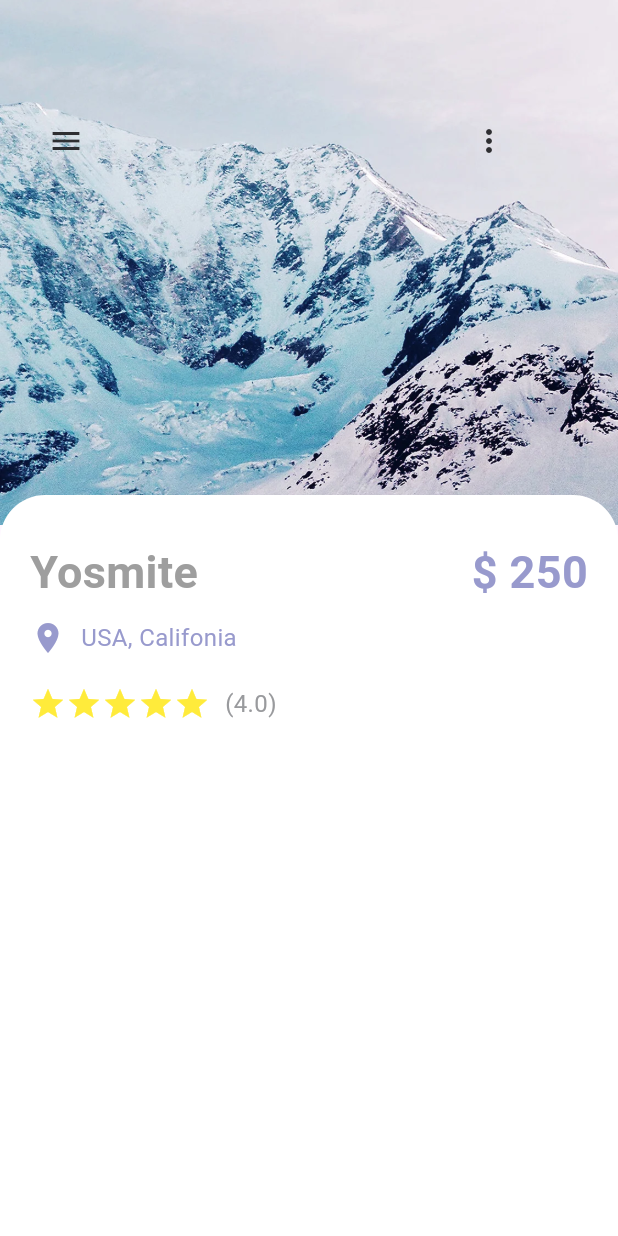
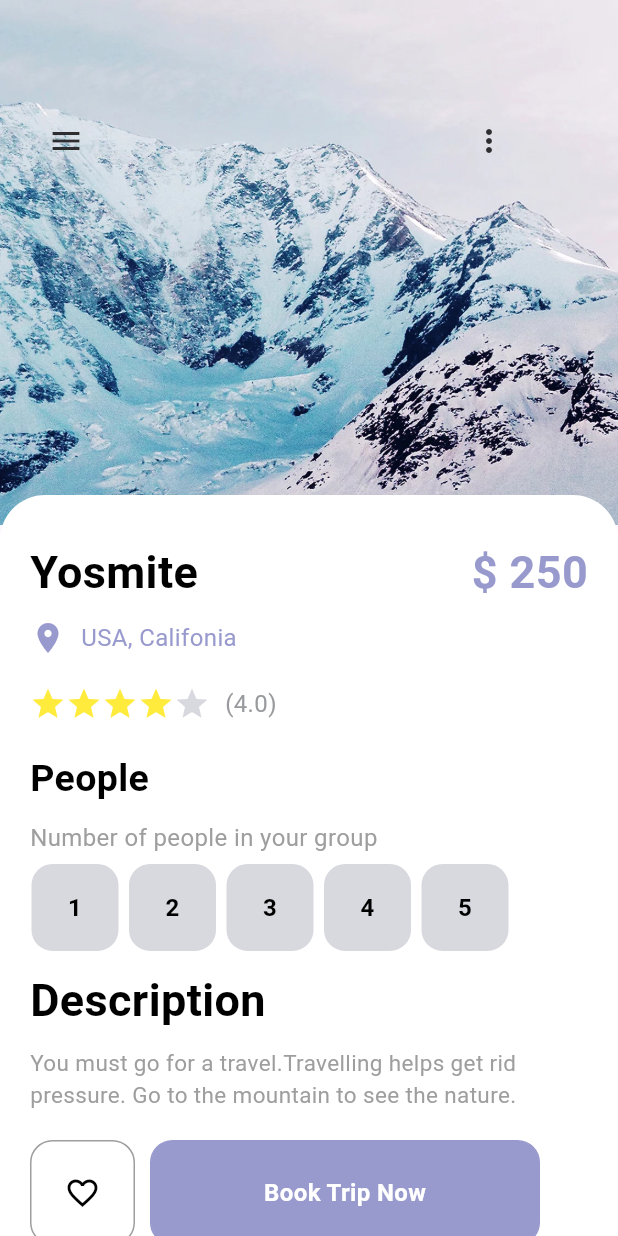
Before and after one commit to Sachith-AB/Travel-App, a Flutter app: the screen it shows after launch, on a phone screen of 412 x 824 dp. Run offline on Flutter 3.47's test engine with Material 3 defaults, Android fonts, the light colour scheme and no system bars; missing offline and left inert: dart:ffi.

Commit message:
complete detail page

```diff
--- a/travel_app/lib/main.dart
+++ b/travel_app/lib/main.dart
@@ -1,6 +1,7 @@
 import 'package:flutter/material.dart';
 import 'package:travel_app/pages/Home_Page.dart';
 import 'package:travel_app/pages/detail_page.dart';
+import 'package:travel_app/pages/welcomePage.dart';
 import 'platform.dart';
 
 void main() {
--- a/travel_app/lib/pages/detail_page.dart
+++ b/travel_app/lib/pages/detail_page.dart
@@ -2,6 +2,7 @@ import 'package:flutter/material.dart';
 import 'package:travel_app/misc/colors.dart';
 import 'package:travel_app/widgets/app_large_text.dart';
 import 'package:travel_app/widgets/app_text.dart';
+import 'package:travel_app/widgets/responsive_button.dart';
 
 class DetailPage extends StatefulWidget {
   const DetailPage({super.key});
@@ -11,6 +12,8 @@ class DetailPage extends StatefulWidget {
 }
 
 class _DetailPageState extends State<DetailPage> {
+  int gottenStar = 3;
+  int selecterIndex = -1;
   @override
   Widget build(BuildContext context) {
     return Scaffold(
@@ -71,7 +74,7 @@ class _DetailPageState extends State<DetailPage> {
                       children: [
                         AppLargeText(
                           text: 'Yosmite',
-                          color: Colors.grey.withOpacity(1),
+                          color: Colors.black.withOpacity(1),
                         ),
                         AppLargeText(
                           text: "\$ 250",
@@ -104,9 +107,11 @@ class _DetailPageState extends State<DetailPage> {
                       children: [
                         Wrap(
                             children: List.generate(5, (index) {
-                          return const Icon(
+                          return Icon(
                             Icons.star,
-                            color: Colors.yellow,
+                            color: gottenStar < index
+                                ? AppColors.textColor
+                                : Colors.yellow,
                           );
                         })),
                         const SizedBox(
@@ -117,6 +122,96 @@ class _DetailPageState extends State<DetailPage> {
                           color: AppColors.textColor5,
                         )
                       ],
+                    ),
+                    const SizedBox(
+                      height: 20,
+                    ),
+                    AppLargeText(
+                      text: "People",
+                      size: 25,
+                    ),
+                    const SizedBox(
+                      height: 10,
+                    ),
+                    AppText(
+                      text: "Number of people in your group",
+                      color: Colors.grey.withOpacity(1),
+                    ),
+                    const SizedBox(
+                      height: 5,
+                    ),
+                    Wrap(
+                        children: List.generate(
+                      5,
+                      (index) {
+                        return InkWell(
+                          onTap: () {
+                            setState(() {
+                              selecterIndex = index;
+                            });
+                          },
+                          child: Container(
+                            margin: const EdgeInsets.only(right: 5),
+                            child: AppButton(
+                              backgroundColor: selecterIndex == index
+                                  ? Colors.black
+                                  : AppColors.textColor,
+                              color: selecterIndex == index
+                                  ? AppColors.textColor1
+                                  : Colors.black,
+                              height: 60,
+                              width: 60,
+                              borderColor: selecterIndex == index
+                                  ? Colors.black
+                                  : AppColors.textColor1,
+                              isIcon: false,
+                              text: (index + 1).toString(),
+                            ),
+                          ),
+                        );
+                      },
+                    )),
+                    const SizedBox(
+                      height: 10,
+                    ),
+                    AppLargeText(text: "Description"),
+                    const SizedBox(
+                      height: 10,
+                    ),
+                    AppText(
+                      text:
+                          "You must go for a travel.Travelling helps get rid pressure. Go to the mountain to see the nature.",
+                      color: Colors.grey.withOpacity(1),
+                      size: 15,
+                    ),
+                    const SizedBox(
+                      height: 20,
+                    ),
+                    Positioned(
+                      child: Row(
+                        children: [
+                          AppButton(
+                            color: Colors.black,
+                            backgroundColor: AppColors.textColor1,
+                            borderColor: Colors.grey,
+                            height: 70,
+                            width: 70,
+                            isIcon: true,
+                            icon: Icons.favorite_border,
+                          ),
+                          const SizedBox(
+                            width: 10,
+                          ),
+                          AppButton(
+                            backgroundColor: AppColors.textColor4,
+                            color: AppColors.textColor1,
+                            height: 70,
+                            width: 260,
+                            borderColor: AppColors.textColor4,
+                            text: 'Book Trip Now',
+                          )
+                        ],
+                      ),
                     )
                   ],
                 ),
--- a/travel_app/lib/pages/welcomePage.dart
+++ b/travel_app/lib/pages/welcomePage.dart
@@ -55,8 +55,15 @@ class _WelcomePageState extends State<WelcomePage> {
                             color: AppColors.textColor3),
                       ),
                       const SizedBox(height: 10),
-                      ResponsiveButton(
-                          color: index == 0 ? Colors.black : Colors.white)
+                      AppButton(
+                        color: Colors.black,
+                        backgroundColor: Colors.white70,
+                        borderColor: AppColors.textColor,
+                        height: 50,
+                        width: 100,
+                        isIcon: true,
+                        icon: Icons.abc,
+                      )
                     ],
                   ),
                   Column(
--- a/travel_app/lib/widgets/app_text.dart
+++ b/travel_app/lib/widgets/app_text.dart
@@ -5,17 +5,19 @@ class AppText extends StatelessWidget {
   double size;
   final String text;
   final Color color;
+  final FontWeight fontWeight;
   AppText(
       {super.key,
       this.size = 16,
       required this.text,
-      this.color = Colors.white54});
+      this.color = Colors.white54,
+      this.fontWeight = FontWeight.normal});
 
   @override
   Widget build(BuildContext context) {
     return Text(
       text,
-      style: TextStyle(color: color, fontSize: size),
+      style: TextStyle(color: color, fontSize: size, fontWeight: fontWeight),
     );
   }
 }
--- a/travel_app/lib/widgets/responsive_button.dart
+++ b/travel_app/lib/widgets/responsive_button.dart
@@ -1,25 +1,50 @@
 import 'package:flutter/material.dart';
+import 'package:travel_app/misc/colors.dart';
+import 'package:travel_app/widgets/app_text.dart';
 
 // ignore: must_be_immutable
-class ResponsiveButton extends StatelessWidget {
-  bool? isResponsive;
-  double? width;
-  Color? color;
-  ResponsiveButton(
-      {super.key, this.width, this.isResponsive = false, this.color});
+class AppButton extends StatelessWidget {
+  final Color color;
+  final Color backgroundColor;
+  double height;
+  double width;
+  final Color borderColor;
+  String? text;
+  IconData? icon;
+  bool? isIcon;
+
+  AppButton({
+    super.key,
+    this.text = "Hi",
+    this.icon,
+    this.isIcon = false,
+    required this.color,
+    required this.backgroundColor,
+    required this.borderColor,
+    required this.height,
+    required this.width,
+  });
 
   @override
   Widget build(BuildContext context) {
     return Container(
-      width: width,
-      height: 40,
-      decoration: BoxDecoration(borderRadius: BorderRadius.circular(10)),
-      child: const Row(children: [
-        Text(
-          "Click here",
-          style: TextStyle(color: Colors.white),
-        )
-      ]),
-    );
+        height: height,
+        width: width,
+        decoration: BoxDecoration(
+          borderRadius: BorderRadiusDirectional.circular(15),
+          color: backgroundColor,
+          border: Border.all(color: borderColor),
+        ),
+        child: isIcon == false
+            ? Center(
+                child: AppText(
+                  text: text!,
+                  color: color,
+                  fontWeight: FontWeight.w600,
+                ),
+              )
+            : Center(
+                child: Icon(icon, color: color),
+              ));
   }
 }
```
